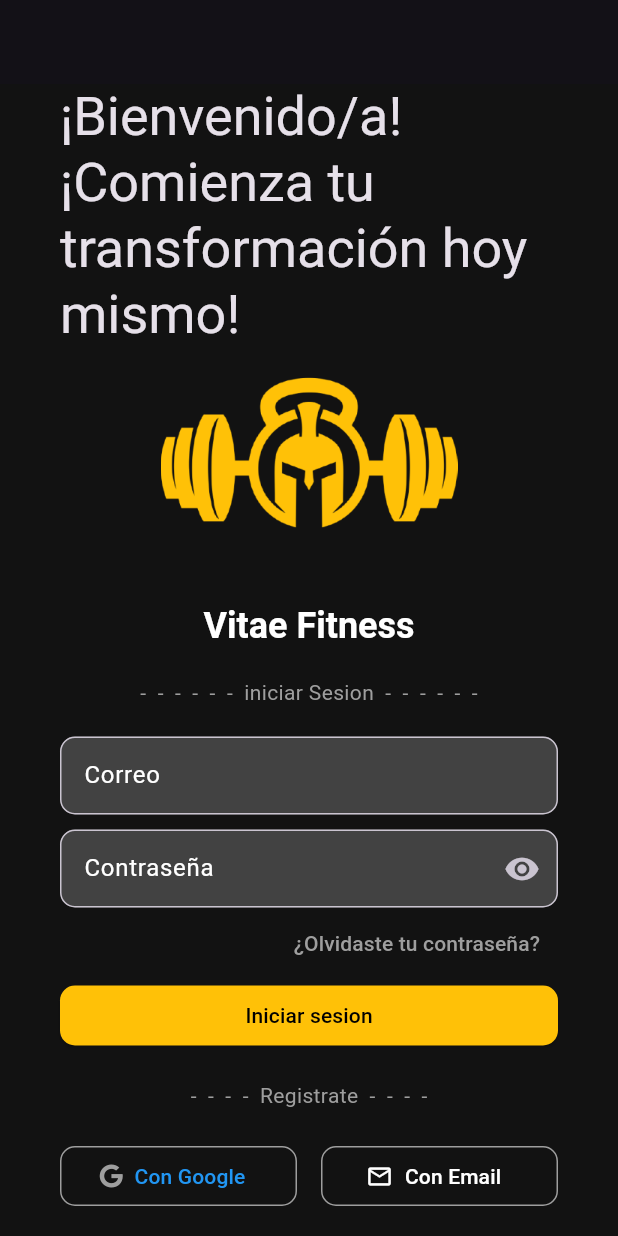
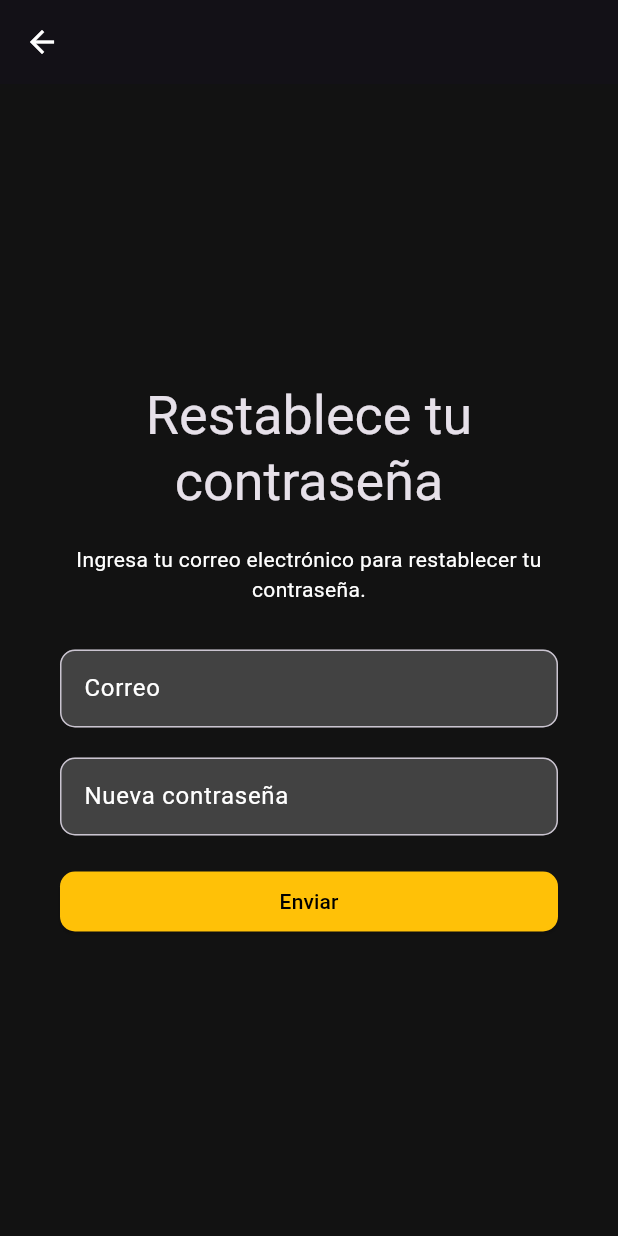
Before and after one commit to SoyBastidasGit/Vitae-Fitness-App, a Flutter app: the screen it shows after launch, after a tap on "¿Olvidaste tu contraseña?", on a phone screen of 412 x 824 dp. Run offline on Flutter 3.47's test engine with Material 3 defaults, Android fonts, the light colour scheme and no system bars; our stand-ins replace font_awesome_flutter, youtube_player_flutter.

Commit message:
Se implemento la opcion de reestablecer la contraseña de manera rudimentaria

```diff
--- a/lib/screens/login_page.dart
+++ b/lib/screens/login_page.dart
@@ -2,6 +2,7 @@
 import 'package:provider/provider.dart';
 import 'package:vitae_fitness/screens/home_page.dart';
 import 'package:vitae_fitness/screens/register_email_page.dart';
+import 'package:vitae_fitness/screens/reset_password_page.dart';
 import 'package:vitae_fitness/services/https.dart';
 import 'package:vitae_fitness/services/providers.dart';
 import 'package:vitae_fitness/themes.dart';
@@ -153,7 +154,12 @@
                 alignment: Alignment.centerRight,
                 child: TextButton(
                   onPressed: () {
-                    // LOGICA PARA RECUPERAR CONTRASEÑA
+                    Navigator.push(
+                      context,
+                      MaterialPageRoute(
+                        builder: (context) => const ResetPasswordPage(),
+                      ),
+                    );
                   },
                   child: const Text(
                     '¿Olvidaste tu contraseña?',
@@ -190,7 +196,7 @@
                   // Botón de iniciar sesión con Google
                   Expanded(
                     child: OutlinedButton.icon(
-                      onPressed: () {},
+                      onPressed: null,
                       icon: const FaIcon(
                         FontAwesomeIcons.google,
                         size: 16,
--- /dev/null
+++ b/lib/screens/reset_password_page.dart
@@ -0,0 +1,113 @@
+import 'package:flutter/material.dart';
+import 'package:vitae_fitness/services/https.dart';
+import 'package:vitae_fitness/themes.dart';
+import 'package:vitae_fitness/widgets/loading_page.dart';
+
+class ResetPasswordPage extends StatefulWidget {
+  const ResetPasswordPage({super.key});
+
+  @override
+  ResetPasswordPageState createState() => ResetPasswordPageState();
+}
+
+class ResetPasswordPageState extends State<ResetPasswordPage> {
+  final TextEditingController emailController = TextEditingController();
+  final TextEditingController passwordController = TextEditingController();
+
+  Future<void> _resetPassword(BuildContext context) async {
+    final String email = emailController.text;
+    final String password = passwordController.text;
+
+    if (email.isEmpty || password.isEmpty) {
+      _showMessage(
+          'Por favor, ingresa tu correo electrónico y contraseña nueva');
+      return;
+    }
+
+    // Mostrar la pantalla de carga
+    showDialog(
+      context: context,
+      barrierDismissible: false,
+      builder: (BuildContext context) {
+        return const LoadingPage();
+      },
+    );
+
+    // Cierra la pantalla de carga
+    Navigator.pop(context);
+
+    // Llamada al servicio de restablecimiento de contraseña
+    var response = await ApiService.resetPassword(email, password);
+
+    if (response.containsKey('message') &&
+        response['message'] == 'Contraseña actualizada correctamente') {
+      _showMessage('Contraseña reestablecida');
+    } else {
+      _showMessage('Error del servidor. Inténtalo nuevamente mas tarde');
+    }
+  }
+
+  void _showMessage(String message) {
+    ScaffoldMessenger.of(context).showSnackBar(
+      SnackBar(content: Text(message)),
+    );
+  }
+
+  @override
+  Widget build(BuildContext context) {
+    return Scaffold(
+      appBar: AppBar(
+      ),
+      backgroundColor: Theme.of(context).scaffoldBackgroundColor,
+      body: Padding(
+        padding: const EdgeInsets.all(40),
+        child: Column(
+          mainAxisAlignment: MainAxisAlignment.center,
+          children: [
+            Text(
+              'Restablece tu contraseña',
+              style: Theme.of(context).textTheme.displaySmall,
+              textAlign: TextAlign.center,
+            ),
+            const SizedBox(height: 20),
+            Text(
+              'Ingresa tu correo electrónico para restablecer tu contraseña.',
+              style: Theme.of(context).textTheme.bodyMedium,
+              textAlign: TextAlign.center,
+            ),
+            const SizedBox(height: 30),
+            TextFormField(
+              controller: emailController,
+              decoration: const InputDecoration(
+                labelText: 'Correo',
+                hintText: 'ejemplo@ejemplo.com',
+              ),
+              style: Theme.of(context).textTheme.bodyMedium,
+            ),
+            const SizedBox(height: 20),
+            TextFormField(
+              controller: passwordController,
+              decoration: const InputDecoration(
+                labelText: 'Nueva contraseña',
+              ),
+              style: Theme.of(context).textTheme.bodyMedium,
+            ),
+            const SizedBox(height: 20),
+            SizedBox(
+              width: double.infinity,
+              child: ElevatedButton(
+                onPressed: () {
+                  _resetPassword(context);
+                },
+                child: const Text(
+                  'Enviar',
+                  style: TextStyle(color: AppTheme.textColorButtonPrimary),
+                ),
+              ),
+            ),
+          ],
+        ),
+      ),
+    );
+  }
+}
```
Also changed, not shown: lib/services/https.dart (+31 -0 lines).
